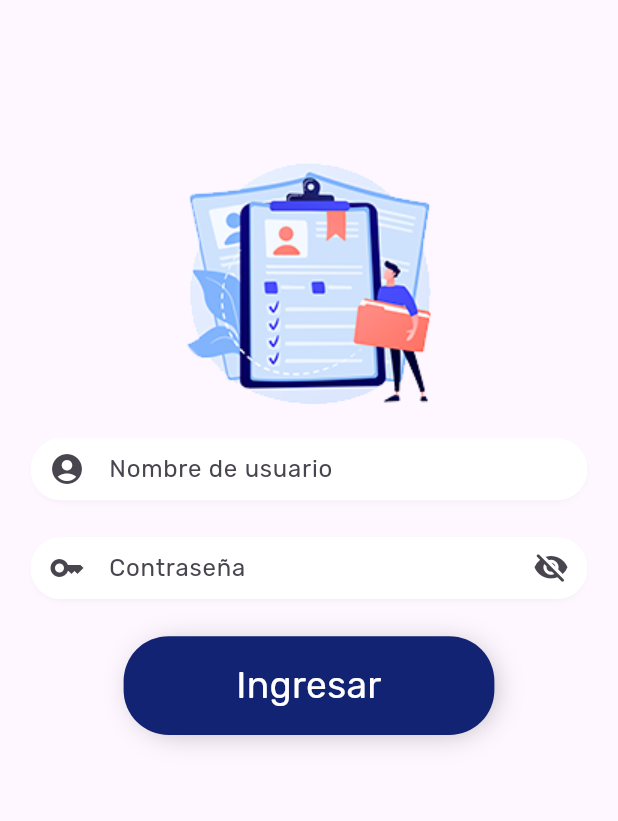
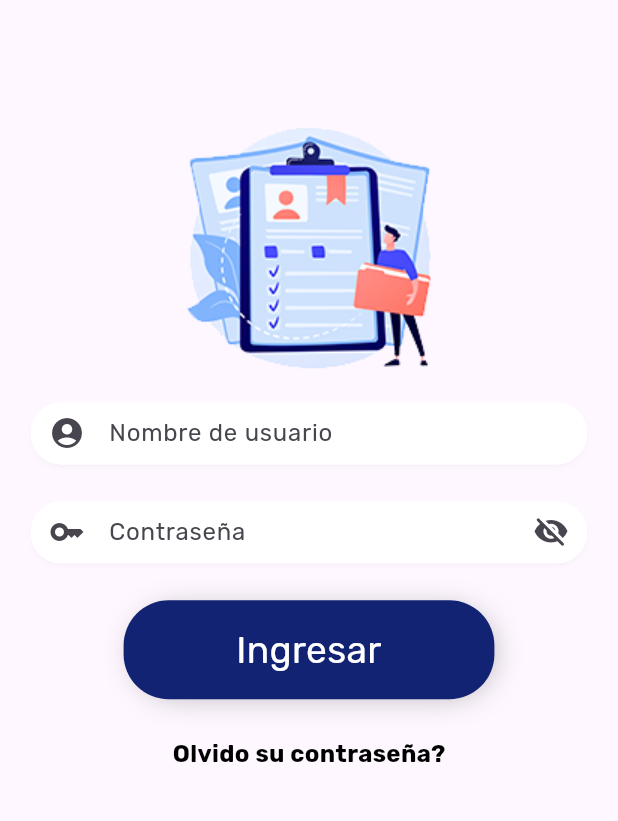
Before and after one commit to robin30000/autogestion-terreno-front, a Flutter app: the screen it shows after launch, on a phone screen of 412 x 824 dp, the part 124-945 px from its top. Run offline on Flutter 3.47's test engine with Material 3 defaults, Android fonts, the phone set to English and light mode, and no system bars; our stand-ins replace connectivity_plus, flutter_advanced_drawer, flutter_secure_storage, internet_connection_checker, youtube_player_flutter; missing offline and left inert: dart:ffi, qr_code_scanner, textfield_tags.

Commit message:
login_click

```diff
--- a/lib/pages/login.dart
+++ b/lib/pages/login.dart
@@ -7,6 +7,7 @@ import 'package:autogestion_tecnico/global/globals.dart';
 import 'package:autogestion_tecnico/global/custom_show_dialog.dart';
 import 'package:autogestion_tecnico/services/services.dart';
 import 'package:autogestion_tecnico/widgets/widgets.dart';
+import 'package:url_launcher/url_launcher.dart';
 
 class LoginPage extends StatefulWidget {
   const LoginPage({super.key});
@@ -25,6 +26,115 @@ class _LoginPageState extends State<LoginPage> {
 
     final uiProvider = Provider.of<UiProvider>(context);
 
+    // return Scaffold(
+    //   body: GestureDetector(
+    //     onTap: () => FocusScope.of(context).requestFocus(FocusNode()),
+    //     child: SingleChildScrollView(
+    //       child: SafeArea(
+    //         child: Stack(
+    //           children: [
+    //             Row(
+    //               mainAxisAlignment: MainAxisAlignment.spaceBetween,
+    //               children: [
+    //                 Container(
+    //                     margin: EdgeInsets.only(left: mq.width * 0.02),
+    //                     width: mq.width * 0.20,
+    //                     height: mq.width * 0.20,
+    //                     decoration: const BoxDecoration(
+    //                         image: DecorationImage(
+    //                             image: AssetImage("assets/img/logo.png")))),
+    //                 IconButton(
+    //                     padding: const EdgeInsets.all(2),
+    //                     onPressed: () {
+    //                       ScaffoldMessenger.of(context).showSnackBar(
+    //                           const SnackBar(
+    //                               content:
+    //                                   Text('Próximamente en funcionamiento.')));
+    //                     },
+    //                     icon: const Icon(Icons.help_rounded))
+    //               ],
+    //             ),
+    //             SizedBox(
+    //               width: mq.width * 1,
+    //               height: mq.height * 0.9,
+    //               child: Padding(
+    //                 padding: EdgeInsets.all(mq.width * 0.05),
+    //                 child: Column(
+    //                   mainAxisAlignment: MainAxisAlignment.center,
+    //                   children: [
+    //                     Container(
+    //                         width: mq.width * 0.50,
+    //                         height: mq.width * 0.50,
+    //                         decoration: const BoxDecoration(
+    //                             image: DecorationImage(
+    //                                 image: AssetImage(
+    //                                     "assets/img/img-login.png")))),
+    //                     CustomField(
+    //                         controller: usernameController,
+    //                         hintText: 'Nombre de usuario',
+    //                         icon: Icons.account_circle_rounded),
+    //                     SizedBox(
+    //                       height: mq.height * 0.03,
+    //                     ),
+    //                     CustomField(
+    //                       controller: passwordController,
+    //                       hintText: 'Contraseña',
+    //                       icon: Icons.key,
+    //                       obscureText: true,
+    //                       isObscureText: true,
+    //                     ),
+    //                     SizedBox(
+    //                       height: mq.height * 0.03,
+    //                     ),
+    //                     CustomButton(
+    //                         mq: mq,
+    //                         color: blueColor,
+    //                         colorText: whiteColor,
+    //                         function: () async {
+    //                           FocusScope.of(context).unfocus();
+
+    //                           final authService = Provider.of<AuthService>(
+    //                               context,
+    //                               listen: false);
+
+    //                           if (usernameController.text == '' ||
+    //                               passwordController.text == '') {
+    //                             CustomShowDialog.alert(
+    //                                 context: context,
+    //                                 title: 'Error',
+    //                                 message:
+    //                                     'Debes de diligenciar los campos obligatorios.');
+    //                             return false;
+    //                           }
+
+    //                           final Map? resp = await authService.login(
+    //                               usuario: usernameController.text,
+    //                               password: passwordController.text);
+
+    //                           if (resp!['type'] == 'error') {
+    //                             CustomShowDialog.alert(
+    //                                 context: context,
+    //                                 title: 'Error',
+    //                                 message: resp['message']);
+    //                             return false;
+    //                           } else {
+    //                             Navigator.pushReplacementNamed(context, 'home');
+    //                           }
+    //                         },
+    //                         text: 'Ingresar'),
+    //                     SizedBox(
+    //                       height: mq.height * 0.03,
+    //                     ),
+    //                   ],
+    //                 ),
+    //               ),
+    //             ),
+    //           ],
+    //         ),
+    //       ),
+    //     ),
+    //   ),
+    // );
     return Scaffold(
       body: GestureDetector(
         onTap: () => FocusScope.of(context).requestFocus(FocusNode()),
@@ -121,23 +231,35 @@ class _LoginPageState extends State<LoginPage> {
                               }
                             },
                             text: 'Ingresar'),
-                        // (uiProvider.connectionStatusProvider ==
-                        //         ConnectivityResult.wifi)
-                        //     ? Icon(
-                        //         Icons.wifi,
-                        //         color: uiProvider.isDeviceConnectedProvider
-                        //             ? greenColor
-                        //             : redColor,
-                        //       )
-                        //     : (uiProvider.connectionStatusProvider ==
-                        //             ConnectivityResult.mobile)
-                        //         ? Icon(
-                        //             Icons.cell_tower,
-                        //             color: uiProvider.isDeviceConnectedProvider
-                        //                 ? greenColor
-                        //                 : redColor,
-                        //           )
-                        //         : const Icon(Icons.public_off)
+                        SizedBox(
+                          height: mq.height * 0.03,
+                        ),
+                        GestureDetector(
+                          onTap: () async {
+                            const url =
+                                'https://gestionatucuenta.tigoune.com/sigma/app/index?breakGlass=true#/forgot-password'; // Modifica con tu URL
+                            if (await canLaunchUrl(Uri.parse(url))) {
+                              await launchUrl(Uri.parse(url));
+                            } else {
+                              ScaffoldMessenger.of(context).showSnackBar(
+                                SnackBar(
+                                  content: Text('No se pudo abrir el enlace.'),
+                                ),
+                              );
+                            }
+                          },
+                          child: Column(
+                            children: [
+                              Text(
+                                'Olvido su contraseña?',
+                                style: TextStyle(
+                                    color: Colors.black,
+                                    fontSize: 16,
+                                    fontWeight: FontWeight.bold),
+                              )
+                            ],
+                          ),
+                        ),
                       ],
                     ),
                   ),
```
